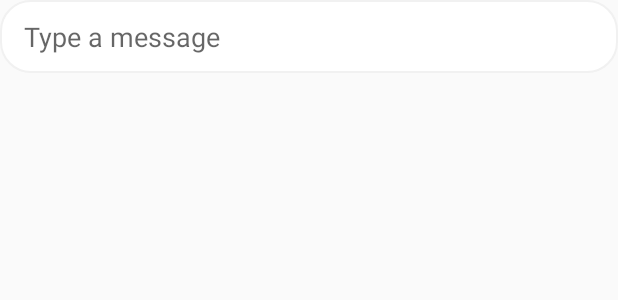
After one commit to paladin952/bSocial-android, an Android app: the layout layout_message_editor.xml on its own in the app's theme, with its tools: preview values and no code run, on a phone screen of 412 x 824 dp. The commit adds this screen. Shown: the top 300 px of the screen. Run offline under Robolectric (Android 15) with nearby library versions, the phone set to English and light mode, and no system bars.

Commit message:
add message editor view

```diff
--- a/app/src/main/java/com/clpstudio/bsocial/presentation/gifs/GifHorizontalListView.java
+++ b/app/src/main/java/com/clpstudio/bsocial/presentation/gifs/GifHorizontalListView.java
@@ -70,6 +70,8 @@ public class GifHorizontalListView extends FrameLayout {
         recyclerView.setAdapter(adapter);
     }
 
+
+
     public void setClickListener(ClickListener<String> clickListener) {
         adapter.setClickListener(clickListener);
     }
--- a/app/src/main/java/com/clpstudio/bsocial/presentation/gifs/GifTestActivity.java
+++ b/app/src/main/java/com/clpstudio/bsocial/presentation/gifs/GifTestActivity.java
@@ -10,6 +10,7 @@ import com.clpstudio.bsocial.R;
 import com.clpstudio.bsocial.bussiness.service.GiphyService;
 import com.clpstudio.bsocial.data.models.gifs.Data;
 import com.clpstudio.bsocial.presentation.BSocialApplication;
+import com.clpstudio.bsocial.presentation.views.MessageEditorView;
 
 import java.util.ArrayList;
 import java.util.List;
@@ -30,6 +31,9 @@ public class GifTestActivity extends AppCompatActivity {
 
     @BindView(R.id.horizontalView)
     GifHorizontalListView horizontalListView;
+
+    @BindView(R.id.messageEditor)
+    MessageEditorView messageEditorView;
 
     @Override
     protected void onCreate(Bundle savedInstanceState) {
@@ -54,5 +58,7 @@ public class GifTestActivity extends AppCompatActivity {
 
                 });
 
+
+
     }
 }
--- /dev/null
+++ b/app/src/main/res/drawable/bg_message_editor.xml
@@ -0,0 +1,15 @@
+<?xml version="1.0" encoding="UTF-8"?>
+<shape xmlns:android="http://schemas.android.com/apk/res/android">
+    <solid android:color="#FFFFFF"/>
+    <stroke
+        android:width="1dip"
+        android:color="#F1F1F1"/>
+    <corners
+        android:radius="20dip"
+        />
+    <padding
+        android:bottom="0dip"
+        android:left="0dip"
+        android:right="0dip"
+        android:top="0dip"/>
+</shape>
--- /dev/null
+++ b/app/src/main/res/layout/layout_message_editor.xml
@@ -0,0 +1,21 @@
+<?xml version="1.0" encoding="utf-8"?>
+<LinearLayout xmlns:android="http://schemas.android.com/apk/res/android"
+              android:layout_width="match_parent"
+              android:layout_height="wrap_content"
+              android:background="@drawable/bg_message_editor"
+              android:orientation="vertical"
+              android:paddingBottom="12dp"
+              android:paddingLeft="16dp"
+              android:paddingRight="16dp"
+              android:paddingTop="12dp">
+
+    <EditText
+        android:layout_width="match_parent"
+        android:layout_height="wrap_content"
+        android:id="@+id/messageEditText"
+        android:layout_gravity="center_vertical"
+        android:background="@android:color/transparent"
+        android:hint="@string/hint_type_a_message"/>
+
+
+</LinearLayout>
--- a/app/src/main/res/values/strings.xml
+++ b/app/src/main/res/values/strings.xml
@@ -38,5 +38,6 @@
     <string name="enter_your_nickname">Enter your Nickname</string>
     <string name="nickname_updated_successfuly">Nickname updated</string>
     <string name="nickname_updated_failed">Nickname coudn\'t be updated. Try again!</string>
+    <string name="hint_type_a_message">Type a message</string>
 
 </resources>
```
Also changed, not shown: app/src/main/java/com/clpstudio/bsocial/presentation/views/MessageEditorView.java (added, +84 -0 lines), app/src/main/res/layout/activity_gif_test.xml (+9 -0 lines).
